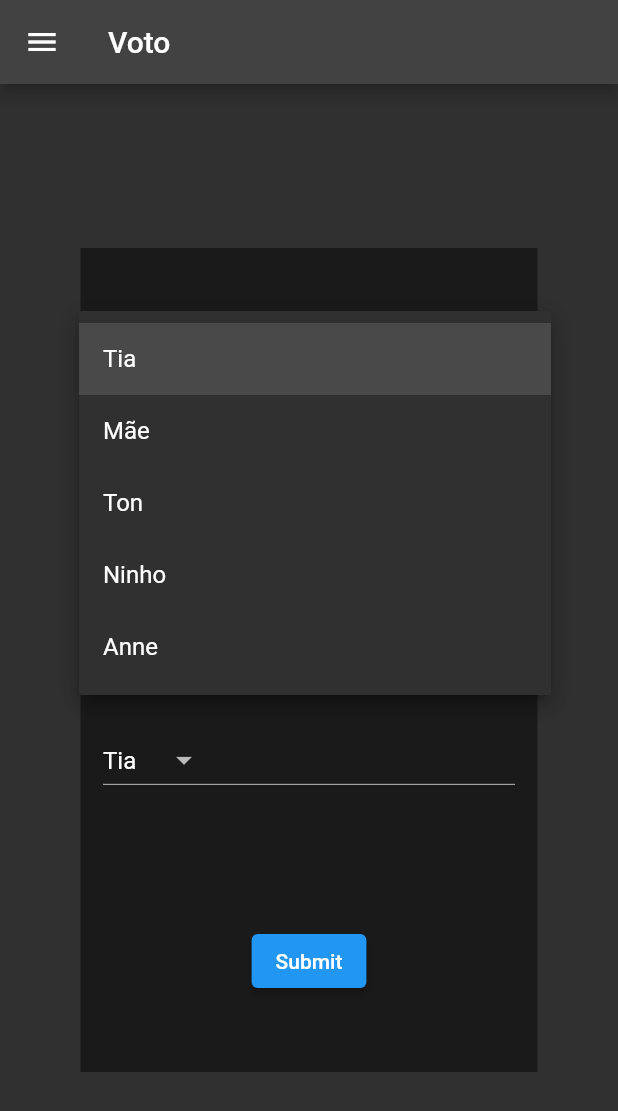
After one commit to EdreiFernandes/pudim_douro, a Flutter app: the Vote screen opened directly, after a tap on "Tia", on a phone screen of 412 x 824 dp. The commit adds this screen. Shown: the top 1111 px of the screen. Run offline on Flutter 3.47's test engine with Material 2 defaults, Android fonts, the phone set to English and light mode, and no system bars; our stand-ins replace flutter_login, flutter_svg; key blocks and very long unbroken strings in the code were emptied for the run.

Commit message:
Creating basic vote screen (#5)

```diff
--- /dev/null
+++ b/pudim_douro/lib/screens/vote.dart
@@ -0,0 +1,76 @@
+import 'package:flutter/material.dart';
+import 'package:pudim_douro/widgets/side_menu.dart';
+
+const List<String> competitors = ['Tia', 'Mãe', 'Ton', 'Ninho', 'Anne'];
+
+class Vote extends StatelessWidget {
+  const Vote({super.key});
+
+  @override
+  Widget build(BuildContext context) {
+    return Scaffold(
+      drawer: const SideMenu(),
+      appBar: AppBar(
+        title: const Text('Voto'),
+      ),
+      body: Center(
+        child: Container(
+          color: Colors.black45,
+          padding: const EdgeInsets.symmetric(
+            vertical: 50,
+            horizontal: 15,
+          ),
+          height: MediaQuery.of(context).size.height / 1.5,
+          child: Column(
+            mainAxisAlignment: MainAxisAlignment.spaceBetween,
+            children: [
+              const CompetitorDropdown(),
+              const CompetitorDropdown(),
+              const CompetitorDropdown(),
+              ElevatedButton(
+                onPressed: () {
+                  ScaffoldMessenger.of(context).showSnackBar(
+                    const SnackBar(content: Text('Enviando')),
+                  );
+                },
+                child: const Text('Submit'),
+              ),
+            ],
+          ),
+        ),
+      ),
+    );
+  }
+}
+
+class CompetitorDropdown extends StatefulWidget {
+  const CompetitorDropdown({super.key});
+
+  @override
+  State<CompetitorDropdown> createState() => _CompetitorDropdownState();
+}
+
+class _CompetitorDropdownState extends State<CompetitorDropdown> {
+  String dropdownValue = competitors.first;
+
+  @override
+  Widget build(BuildContext context) {
+    return SizedBox(
+      width: MediaQuery.of(context).size.width / 1.5,
+      child: DropdownButton(
+        value: dropdownValue,
+        onChanged: (String? value) {
+          setState(() {
+            dropdownValue = value!;
+          });
+        },
+        items: competitors
+            .map((String value) => DropdownMenuItem<String>(
+                  value: value,
+                  child: Text(value),
+                ))
+            .toList(),
+      ),
+    );
+  }
+}
--- a/pudim_douro/lib/widgets/side_menu.dart
+++ b/pudim_douro/lib/widgets/side_menu.dart
@@ -2,6 +2,8 @@ import 'package:flutter/material.dart';
 import 'package:pudim_douro/screens/home.dart';
 import 'package:pudim_douro/screens/login_screen.dart';
 import 'package:pudim_douro/screens/history.dart';
+import 'package:pudim_douro/screens/vote.dart';
+
 
 class SideMenu extends StatelessWidget {
   const SideMenu({super.key});
@@ -67,10 +69,19 @@ class MenuItems extends StatelessWidget {
           leading: const Icon(Icons.history), //Icons.create
           title: const Text('Histórico'),
           onTap: () => Navigator.of(context).push(
-              MaterialPageRoute(
-                builder: (context) => const History(),
-              ),
+            MaterialPageRoute(
+              builder: (context) => const History(),
             ),
+          ),
+        ),
+        ListTile(
+          leading: const Icon(Icons.how_to_vote),
+          title: const Text('Votação'),
+          onTap: () => Navigator.of(context).push(
+            MaterialPageRoute(
+              builder: (context) => const Vote(),
+            ),
+          ),
         ),
         const Divider(),
         ListTile(
```
